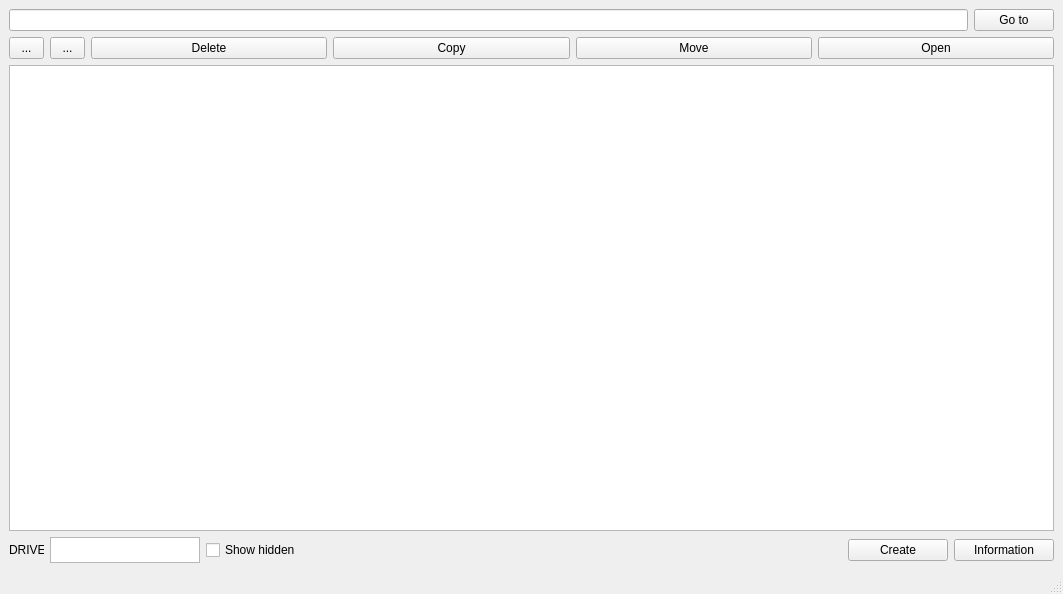
Old version of the form FileManagerKursach/mainwindow.ui in the repository stroitel201/FileManagerQt.
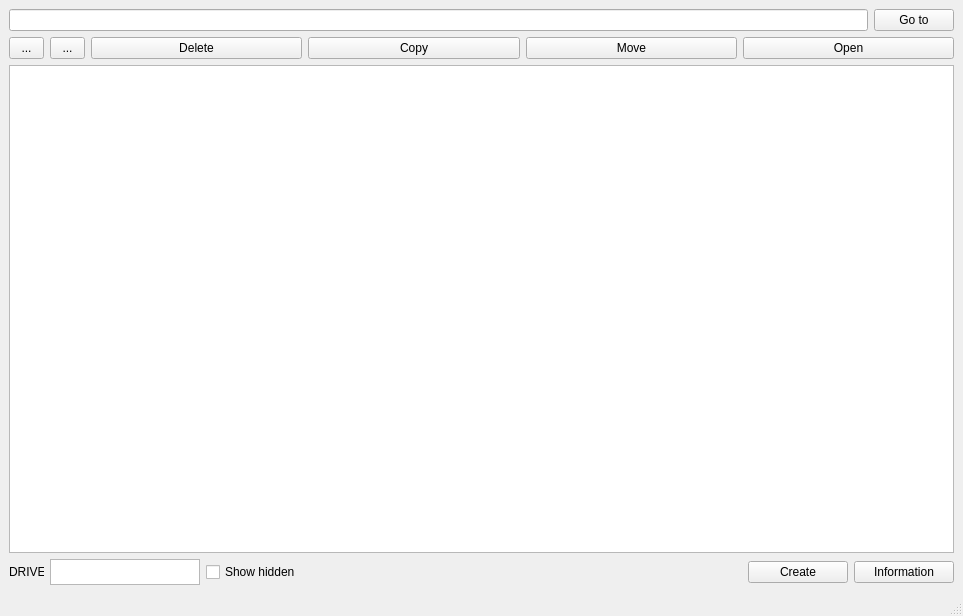
New version of the form.

Diff of the .ui file:
```diff
--- a/FileManagerKursach/mainwindow.ui
+++ b/FileManagerKursach/mainwindow.ui
@@ -6,16 +6,20 @@
    <rect>
     <x>0</x>
     <y>0</y>
-    <width>1063</width>
-    <height>594</height>
+    <width>963</width>
+    <height>616</height>
    </rect>
   </property>
   <property name="windowTitle">
    <string>File Manager</string>
   </property>
   <widget class="QWidget" name="centralwidget">
+   <layout class="QGridLayout" name="gridLayout">
+    <item row="0" column="0">
    <layout class="QVBoxLayout" name="verticalLayout_2">
     <item>
+       <layout class="QVBoxLayout" name="verticalLayout">
+        <item>
      <layout class="QHBoxLayout" name="horizontalLayout">
       <item>
        <widget class="QLineEdit" name="leftlineEdit"/>
@@ -30,8 +34,6 @@
      </layout>
     </item>
     <item>
-     <layout class="QVBoxLayout" name="verticalLayout">
-      <item>
        <layout class="QHBoxLayout" name="horizontalLayout_3">
         <item>
          <widget class="QToolButton" name="lefttoolButton">
@@ -92,8 +94,6 @@
       <item>
        <widget class="QTableWidget" name="filetableWidget"/>
       </item>
-     </layout>
-    </item>
     <item>
      <layout class="QHBoxLayout" name="horizontalLayout_2">
       <property name="sizeConstraint">
@@ -176,6 +176,10 @@
      </layout>
     </item>
    </layout>
+      </item>
+     </layout>
+    </item>
+   </layout>
   </widget>
   <widget class="QMenuBar" name="menubar">
    <property name="geometry">
```
Left out of the diff: 2 changed lines with no effect on the pictures. Lines whose indentation alone changed are shown as unchanged.
